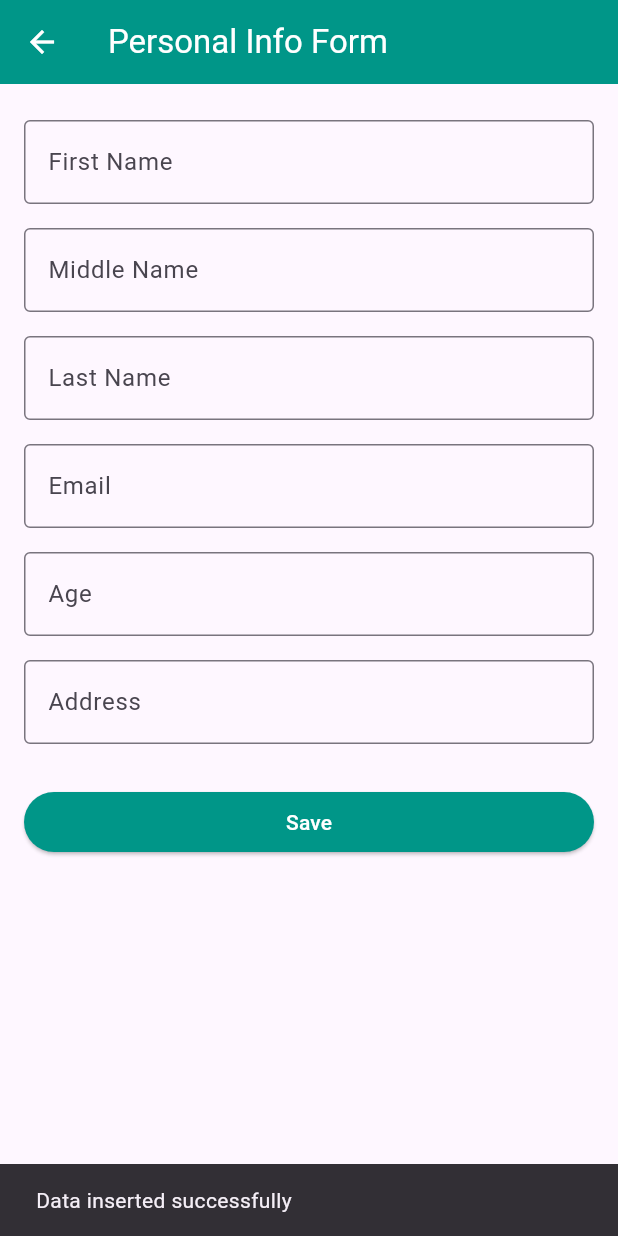
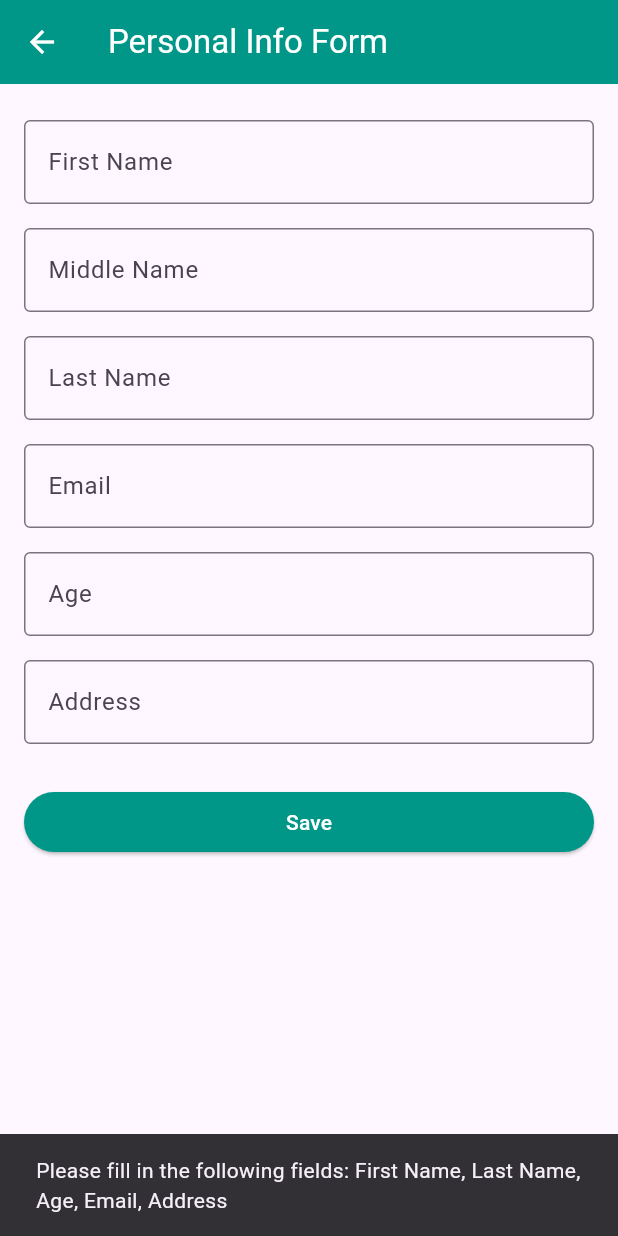
Before and after one commit to herojohncas/MyFirstFlutterApp, a Flutter app: the PersonalInfoPage screen opened directly, after a tap on "Save", on a phone screen of 412 x 824 dp. Run offline on Flutter 3.47's test engine with Material 3 defaults, Android fonts, the phone set to English and light mode, and no system bars; our stand-ins replace cloud_firestore, firebase_core, image_picker; accounts and stored records are empty.

Commit message:
add validation in personal information if the value of form has value before saving

```diff
--- a/lib/screens/dashboard.dart
+++ b/lib/screens/dashboard.dart
@@ -22,8 +22,8 @@ class DashboardPage extends StatelessWidget {
           padding: EdgeInsets.zero,
           children: [
             UserAccountsDrawerHeader(
-              accountName: Text('Oflutter.com'),
-              accountEmail: Text('example@gmail.com'),
+              accountName: Text('Hero John Cas'),
+              accountEmail: Text('herocas62@gmail.com'),
               currentAccountPicture: CircleAvatar(
                 child: ClipOval(
                   child: CircleAvatar(
--- a/lib/screens/personal_info.dart
+++ b/lib/screens/personal_info.dart
@@ -25,6 +25,26 @@ class _PersonalInfoPageState extends State<PersonalInfoPage> {
     final email = emailController.text.trim();
     final age = ageController.text.trim();
     final address = addressController.text.trim();
+
+    if (fname.isEmpty || lname.isEmpty || age.isEmpty || email.isEmpty || address.isEmpty) {
+      String missingFields = "";
+      if (fname.isEmpty) missingFields += "First Name, ";
+      if (lname.isEmpty) missingFields += "Last Name, ";
+      if (age.isEmpty) missingFields += "Age, ";
+      if (email.isEmpty) missingFields += "Email, ";
+      if (address.isEmpty) missingFields += "Address, ";
+
+      // Remove trailing comma and space
+      if (missingFields.isNotEmpty) {
+        missingFields = missingFields.substring(0, missingFields.length - 2);
+      }
+
+      ScaffoldMessenger.of(context).showSnackBar(
+        SnackBar(content: Text('Please fill in the following fields: $missingFields')),
+      );
+      return;
+    }
+
 
     print("First Name: $fname");
     print("Middle Name: $mname");
```
